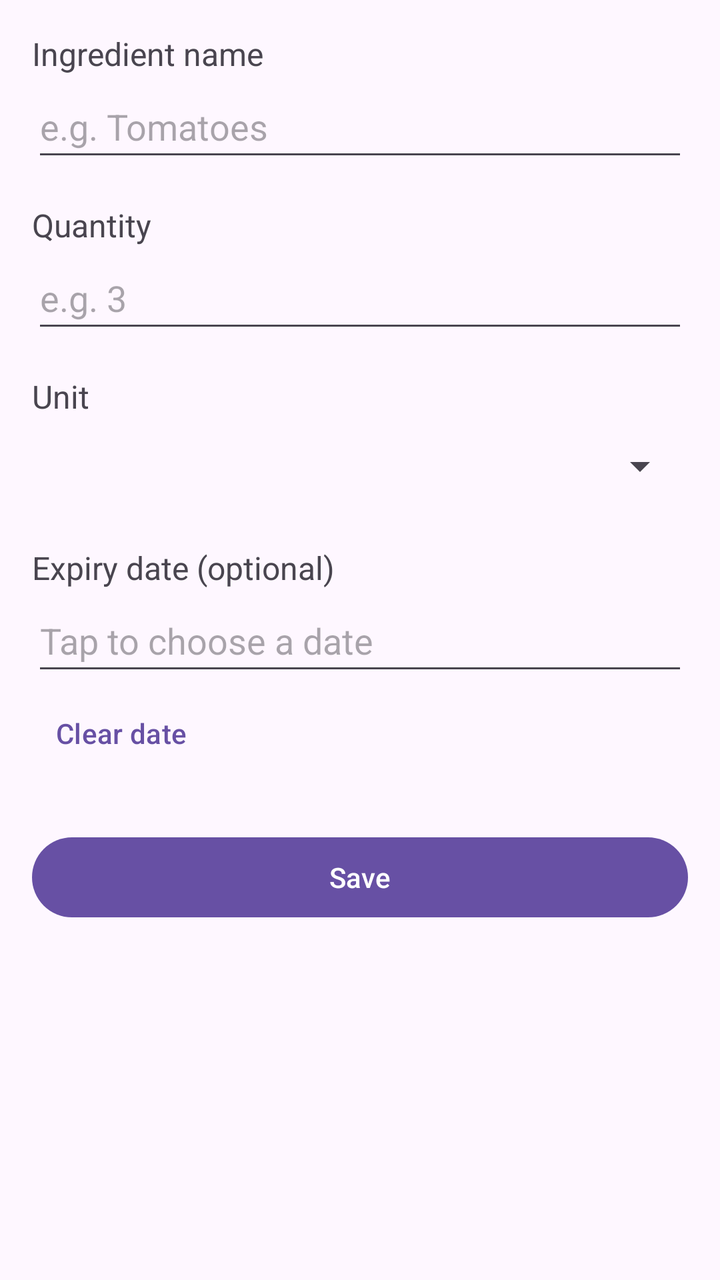
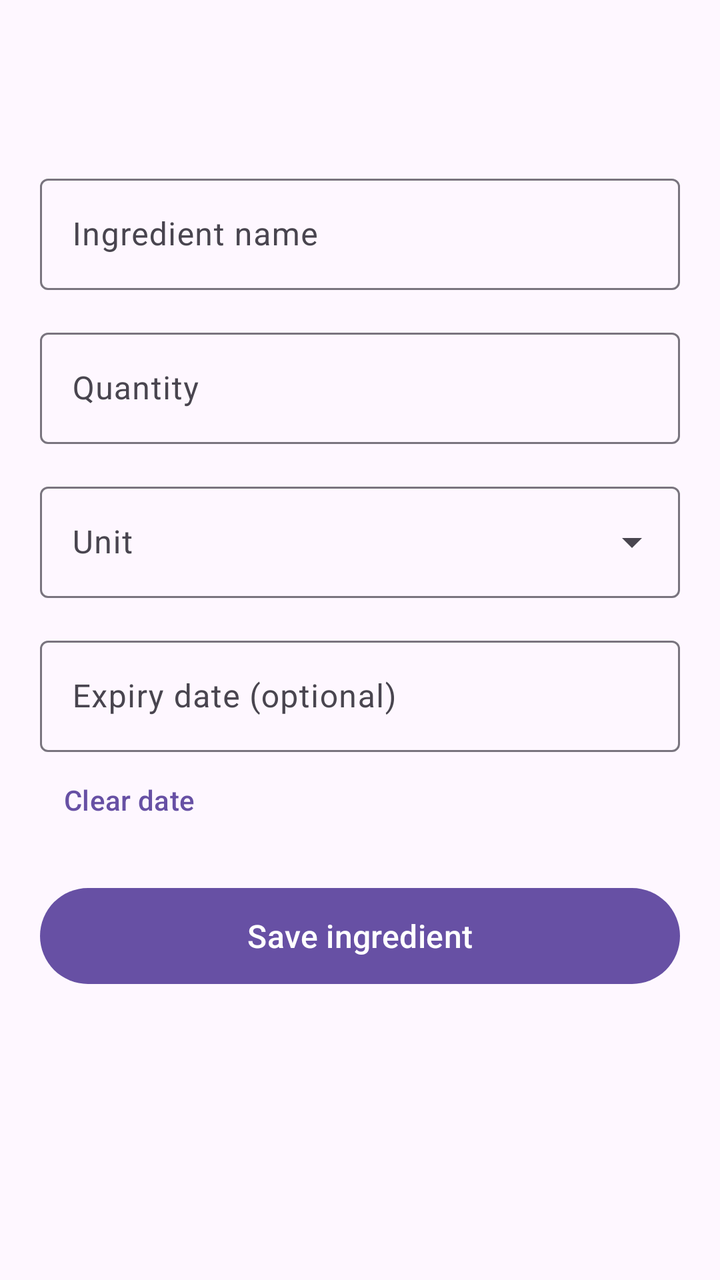

Compare the two renders of this Android layout. The source of the first and the diff that turns it into the second are given below.
<!-- AndroidManifest.xml: application theme Theme.smartpantrymanager -->
<!-- res/layout/activity_add_edit_ingredient.xml -->
<?xml version="1.0" encoding="utf-8"?>
<ScrollView xmlns:android="http://schemas.android.com/apk/res/android"
    android:layout_width="match_parent"
    android:layout_height="match_parent">

    <LinearLayout
        android:layout_width="match_parent"
        android:layout_height="wrap_content"
        android:orientation="vertical"
        android:padding="16dp">

        <TextView
            android:layout_width="wrap_content"
            android:layout_height="wrap_content"
            android:text="Ingredient name"
            android:textSize="16sp" />

        <EditText
            android:id="@+id/editName"
            android:layout_width="match_parent"
            android:layout_height="wrap_content"
            android:hint="e.g. Tomatoes"
            android:inputType="textCapWords"
            android:minHeight="48dp" />

        <TextView
            android:layout_width="wrap_content"
            android:layout_height="wrap_content"
            android:layout_marginTop="16dp"
            android:text="Quantity"
            android:textSize="16sp" />

        <EditText
            android:id="@+id/editQuantity"
            android:layout_width="match_parent"
            android:layout_height="wrap_content"
            android:hint="e.g. 3"
            android:inputType="numberDecimal"
            android:minHeight="48dp" />

        <TextView
            android:layout_width="wrap_content"
            android:layout_height="wrap_content"
            android:layout_marginTop="16dp"
            android:text="Unit"
            android:textSize="16sp" />

        <Spinner
            android:id="@+id/spinnerUnit"
            android:layout_width="match_parent"
            android:layout_height="wrap_content"
            android:minHeight="48dp" />

        <TextView
            android:layout_width="wrap_content"
            android:layout_height="wrap_content"
            android:layout_marginTop="16dp"
            android:text="Expiry date (optional)"
            android:textSize="16sp" />

        <EditText
            android:id="@+id/editExpiry"
            android:layout_width="match_parent"
            android:layout_height="wrap_content"
            android:clickable="true"
            android:focusable="false"
            android:hint="Tap to choose a date"
            android:inputType="none"
            android:minHeight="48dp" />

        <Button
            android:id="@+id/buttonClearDate"
            style="?attr/borderlessButtonStyle"
            android:layout_width="wrap_content"
            android:layout_height="wrap_content"
            android:text="Clear date" />

        <Button
            android:id="@+id/buttonSave"
            android:layout_width="match_parent"
            android:layout_height="wrap_content"
            android:layout_marginTop="24dp"
            android:text="Save" />
    </LinearLayout>
</ScrollView>
<!-- resources referenced by this layout -->
<resources>
  <style name="Theme.smartpantrymanager" parent="Base.Theme.smartpantrymanager" />
  <style name="Base.Theme.smartpantrymanager" parent="Theme.Material3.DayNight.NoActionBar">
          
          
      </style>
</resources>

<!-- the commit's change to res/layout/activity_add_edit_ingredient.xml (unified diff, before → after) -->
@@ -1,85 +1,105 @@
 <?xml version="1.0" encoding="utf-8"?>
-<ScrollView xmlns:android="http://schemas.android.com/apk/res/android"
+<LinearLayout xmlns:android="http://schemas.android.com/apk/res/android"
+    xmlns:app="http://schemas.android.com/apk/res-auto"
     android:layout_width="match_parent"
-    android:layout_height="match_parent">
+    android:layout_height="match_parent"
+    android:background="@color/page_background"
+    android:fitsSystemWindows="true"
+    android:orientation="vertical">
 
-    <LinearLayout
+    <com.google.android.material.appbar.MaterialToolbar
+        android:id="@+id/toolbar"
         android:layout_width="match_parent"
-        android:layout_height="wrap_content"
-        android:orientation="vertical"
-        android:padding="16dp">
+        android:layout_height="?attr/actionBarSize"
+        app:titleTextAppearance="@style/TextAppearance.Material3.TitleLarge"
+        app:titleTextColor="@color/green_primary" />
 
-        <TextView
-            android:layout_width="wrap_content"
-            android:layout_height="wrap_content"
-            android:text="Ingredient name"
-            android:textSize="16sp" />
+    <ScrollView
+        android:layout_width="match_parent"
+        android:layout_height="0dp"
+        android:layout_weight="1">
 
-        <EditText
-            android:id="@+id/editName"
+        <LinearLayout
             android:layout_width="match_parent"
             android:layout_height="wrap_content"
-            android:hint="e.g. Tomatoes"
-            android:inputType="textCapWords"
-            android:minHeight="48dp" />
+            android:orientation="vertical"
+            android:padding="20dp">
 
-        <TextView
-            android:layout_width="wrap_content"
-            android:layout_height="wrap_content"
-            android:layout_marginTop="16dp"
-            android:text="Quantity"
-            android:textSize="16sp" />
+            <com.google.android.material.textfield.TextInputLayout
+                android:id="@+id/tilName"
+                style="@style/Widget.Material3.TextInputLayout.OutlinedBox"
+                android:layout_width="match_parent"
+                android:layout_height="wrap_content"
+                android:hint="Ingredient name">
 
-        <EditText
-            android:id="@+id/editQuantity"
-            android:layout_width="match_parent"
-            android:layout_height="wrap_content"
-            android:hint="e.g. 3"
-            android:inputType="numberDecimal"
-            android:minHeight="48dp" />
+                <com.google.android.material.textfield.TextInputEditText
+                    android:id="@+id/editName"
+                    android:layout_width="match_parent"
+                    android:layout_height="wrap_content"
+                    android:inputType="textCapWords" />
+            </com.google.android.material.textfield.TextInputLayout>
 
-        <TextView
-            android:layout_width="wrap_content"
-            android:layout_height="wrap_content"
-            android:layout_marginTop="16dp"
-            android:text="Unit"
-            android:textSize="16sp" />
+            <com.google.android.material.textfield.TextInputLayout
+                android:id="@+id/tilQuantity"
+                style="@style/Widget.Material3.TextInputLayout.OutlinedBox"
+                android:layout_width="match_parent"
+                android:layout_height="wrap_content"
+                android:layout_marginTop="16dp"
+                android:hint="Quantity">
 
-        <Spinner
-            android:id="@+id/spinnerUnit"
-            android:layout_width="match_parent"
-            android:layout_height="wrap_content"
-            android:minHeight="48dp" />
+                <com.google.android.material.textfield.TextInputEditText
+                    android:id="@+id/editQuantity"
+                    android:layout_width="match_parent"
+                    android:layout_height="wrap_content"
+                    android:inputType="numberDecimal" />
+            </com.google.android.material.textfield.TextInputLayout>
 
-        <TextView
-            android:layout_width="wrap_content"
-            android:layout_height="wrap_content"
-            android:layout_marginTop="16dp"
-            android:text="Expiry date (optional)"
-            android:textSize="16sp" />
+            <com.google.android.material.textfield.TextInputLayout
+                android:id="@+id/tilUnit"
+                style="@style/Widget.Material3.TextInputLayout.OutlinedBox.ExposedDropdownMenu"
+                android:layout_width="match_parent"
+                android:layout_height="wrap_content"
+                android:layout_marginTop="16dp"
+                android:hint="Unit">
 
-        <EditText
-            android:id="@+id/editExpiry"
-            android:layout_width="match_parent"
-            android:layout_height="wrap_content"
-            android:clickable="true"
-            android:focusable="false"
-            android:hint="Tap to choose a date"
-            android:inputType="none"
-            android:minHeight="48dp" />
+                <AutoCompleteTextView
+                    android:id="@+id/autoUnit"
+                    android:layout_width="match_parent"
+                    android:layout_height="wrap_content"
+                    android:inputType="none" />
+            </com.google.android.material.textfield.TextInputLayout>
 
-        <Button
-            android:id="@+id/buttonClearDate"
-            style="?attr/borderlessButtonStyle"
-            android:layout_width="wrap_content"
-            android:layout_height="wrap_content"
-            android:text="Clear date" />
+            <com.google.android.material.textfield.TextInputLayout
+                android:id="@+id/tilExpiry"
+                style="@style/Widget.Material3.TextInputLayout.OutlinedBox"
+                android:layout_width="match_parent"
+                android:layout_height="wrap_content"
+                android:layout_marginTop="16dp"
+                android:hint="Expiry date (optional)">
 
-        <Button
-            android:id="@+id/buttonSave"
-            android:layout_width="match_parent"
-            android:layout_height="wrap_content"
-            android:layout_marginTop="24dp"
-            android:text="Save" />
-    </LinearLayout>
-</ScrollView>
+                <com.google.android.material.textfield.TextInputEditText
+                    android:id="@+id/editExpiry"
+                    android:layout_width="match_parent"
+                    android:layout_height="wrap_content"
+                    android:clickable="true"
+                    android:focusable="false"
+                    android:inputType="none" />
+            </com.google.android.material.textfield.TextInputLayout>
+
+            <Button
+                android:id="@+id/buttonClearDate"
+                style="@style/Widget.Material3.Button.TextButton"
+                android:layout_width="wrap_content"
+                android:layout_height="wrap_content"
+                android:text="Clear date" />
+
+            <Button
+                android:id="@+id/buttonSave"
+                android:layout_width="match_parent"
+                android:layout_height="56dp"
+                android:layout_marginTop="16dp"
+                android:text="Save ingredient"
+                android:textSize="16sp" />
+        </LinearLayout>
+    </ScrollView>
+</LinearLayout>
